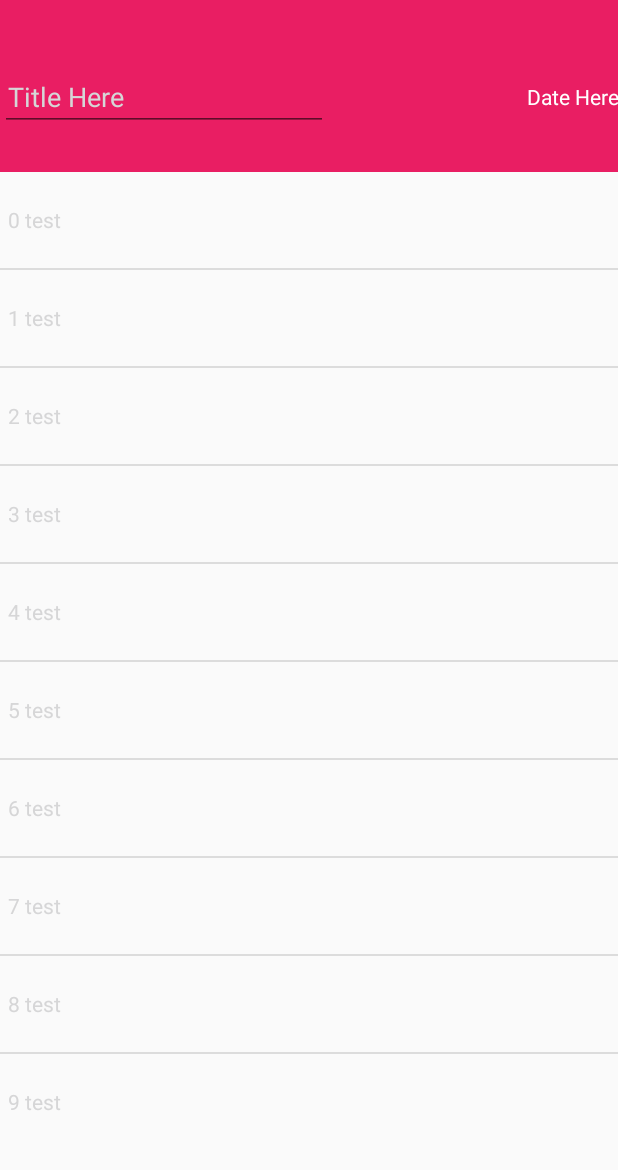
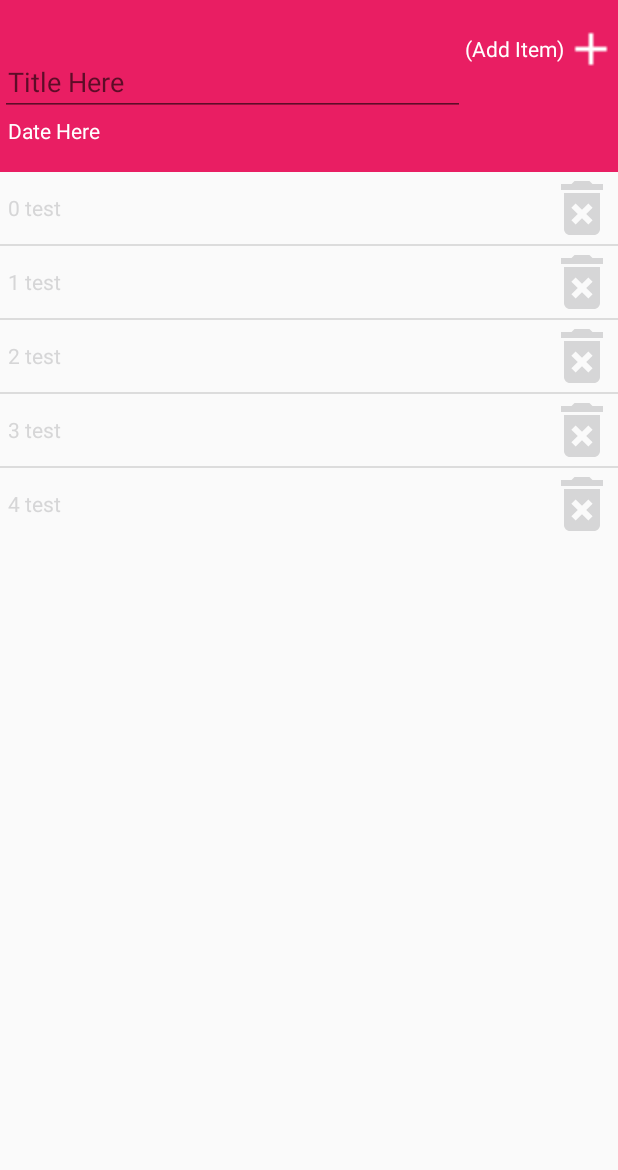
Before and after one commit to jhoeyctian/NoteApp, an Android app: the fragment ToDoFragment placed in its activity, on a phone screen of 412 x 824 dp, the part 62-1232 px from its top. Run offline under Robolectric (Android 15) with nearby library versions, the phone set to English and light mode, and no system bars; libraries missing offline, so code that uses them is left out: com.mikepenz.fontawesome_typeface_library, com.mikepenz.materialdrawer, com.mikepenz.materialize; 1 statement that could not run was skipped.

Commit message:
todo list editor UI

```diff
--- a/app/src/main/java/notes/ctian/jhoey/com/noteapp/adapters/TodoListAdapter.java
+++ b/app/src/main/java/notes/ctian/jhoey/com/noteapp/adapters/TodoListAdapter.java
@@ -8,11 +8,12 @@ import android.view.ViewGroup;
 import android.widget.BaseAdapter;
 import android.widget.ImageView;
 import android.widget.TextView;
+import android.widget.Toast;
 
 import java.util.List;
 
 import notes.ctian.jhoey.com.noteapp.R;
-import notes.ctian.jhoey.com.noteapp.models.ToDo;
+import notes.ctian.jhoey.com.noteapp.models.TodoItem;
 
 /**
  * Created by jhoey on 4/6/2017.
@@ -20,10 +21,10 @@ import notes.ctian.jhoey.com.noteapp.models.ToDo;
 
 public class TodoListAdapter extends BaseAdapter {
 
-    private List<ToDo> toDoList;
+    private List<TodoItem> toDoList;
     private Context context;
 
-    public TodoListAdapter(Context context, List<ToDo> toDoList) {
+    public TodoListAdapter(Context context, List<TodoItem> toDoList) {
         this.context = context;
         this.toDoList = toDoList;
     }
@@ -64,8 +65,23 @@ public class TodoListAdapter extends BaseAdapter {
         viewHolder.todo.setOnClickListener(new View.OnClickListener() {
             @Override
             public void onClick(View v) {
-                viewHolder.todo.setPaintFlags(viewHolder.todo.getPaintFlags() | Paint.STRIKE_THRU_TEXT_FLAG);
-                viewHolder.status.setVisibility(View.VISIBLE);
+                if(viewHolder.check.getVisibility() == View.VISIBLE){
+                    viewHolder.todo.setPaintFlags(0);
+                    viewHolder.check.setVisibility(View.GONE);
+                    viewHolder.delete.setVisibility(View.VISIBLE);
+                } else {
+                    viewHolder.todo.setPaintFlags(viewHolder.todo.getPaintFlags() | Paint.STRIKE_THRU_TEXT_FLAG);
+                    viewHolder.check.setVisibility(View.VISIBLE);
+                    viewHolder.delete.setVisibility(View.GONE);
+                }
+
+            }
+        });
+
+        viewHolder.delete.setOnClickListener(new View.OnClickListener() {
+            @Override
+            public void onClick(View v) {
+                Toast.makeText(v.getContext(), "remove item", Toast.LENGTH_SHORT).show();
             }
         });
 
@@ -74,11 +90,13 @@ public class TodoListAdapter extends BaseAdapter {
 
     class ViewHolder {
         TextView todo;
-        ImageView status;
+        ImageView check;
+        ImageView delete;
 
         public ViewHolder(View view){
             todo = (TextView) view.findViewById(R.id.todo_text);
-            status = (ImageView) view.findViewById(R.id.todo_img);
+            check = (ImageView) view.findViewById(R.id.todo_check);
+            delete = (ImageView) view.findViewById(R.id.todo_del);
         }
     }
 }
--- a/app/src/main/java/notes/ctian/jhoey/com/noteapp/fragments/ToDoFragment.java
+++ b/app/src/main/java/notes/ctian/jhoey/com/noteapp/fragments/ToDoFragment.java
@@ -1,18 +1,20 @@
 package notes.ctian.jhoey.com.noteapp.fragments;
 
+import android.app.DialogFragment;
 import android.os.Bundle;
-import android.support.v4.app.Fragment;
 import android.view.LayoutInflater;
 import android.view.View;
 import android.view.ViewGroup;
 import android.widget.ListView;
+import android.widget.TextView;
+import android.widget.Toast;
 
 import java.util.ArrayList;
 import java.util.List;
 
 import notes.ctian.jhoey.com.noteapp.R;
 import notes.ctian.jhoey.com.noteapp.adapters.TodoListAdapter;
-import notes.ctian.jhoey.com.noteapp.models.ToDo;
+import notes.ctian.jhoey.com.noteapp.models.TodoItem;
 
 /**
  * Created by jhoey on 4/6/2017.
@@ -22,7 +24,9 @@ public class ToDoFragment extends BaseFragment {
 
     ListView todo_list_view;
     TodoListAdapter todoListAdapter;
-    List<ToDo> toDoList;
+    List<TodoItem> toDoList;
+    TextView todo_add_item;
+    DialogFragment addItemFragment;
 
     @Override
     public View onCreateView(LayoutInflater inflater, ViewGroup container, Bundle savedInstanceState) {
@@ -44,6 +48,16 @@ public class ToDoFragment extends BaseFragment {
 
         todoListAdapter = new TodoListAdapter(getActivity().getApplicationContext(), toDoList);
         todo_list_view.setAdapter(todoListAdapter);
+
+        todo_add_item.setOnClickListener(new View.OnClickListener() {
+            @Override
+            public void onClick(View v) {
+
+                addItemFragment = new TodoFormFragment();
+                addItemFragment.show(getActivity().getFragmentManager(), "newItem");
+
+            }
+        });
     }
 
     private void write(String log){
@@ -53,8 +67,8 @@ public class ToDoFragment extends BaseFragment {
     private void initData() {
         toDoList = new ArrayList<>();
 
-        for (int x = 0; x < 10 ; x++){
-            ToDo toDo = new ToDo();
+        for (int x = 0; x < 5 ; x++){
+            TodoItem toDo = new TodoItem();
             toDo.setTodo(x+" test");
             toDoList.add(toDo);
         }
@@ -62,5 +76,6 @@ public class ToDoFragment extends BaseFragment {
 
     private void initUI(View view) {
         todo_list_view = (ListView) view.findViewById(R.id.todo_list_view);
+        todo_add_item = (TextView) view.findViewById(R.id.todo_add_item);
     }
 }
--- a/app/src/main/java/notes/ctian/jhoey/com/noteapp/fragments/ToDoListFragment.java
+++ b/app/src/main/java/notes/ctian/jhoey/com/noteapp/fragments/ToDoListFragment.java
@@ -4,7 +4,6 @@ import android.app.DialogFragment;
 import android.os.Bundle;
 import android.support.annotation.Nullable;
 import android.support.v4.app.Fragment;
-import android.support.v4.app.FragmentManager;
 import android.view.LayoutInflater;
 import android.view.View;
 import android.view.ViewGroup;
--- a/app/src/main/java/notes/ctian/jhoey/com/noteapp/models/ToDo.java
+++ b/app/src/main/java/notes/ctian/jhoey/com/noteapp/models/TodoItem.java
@@ -4,7 +4,7 @@ package notes.ctian.jhoey.com.noteapp.models;
  * Created by jhoey on 4/6/2017.
  */
 
-public class ToDo {
+public class TodoItem {
 
     int id;
     String todo;
--- a/app/src/main/res/drawable/ic_check_24dp.xml
+++ b/app/src/main/res/drawable/ic_check.xml
@@ -1,6 +1,6 @@
 <vector xmlns:android="http://schemas.android.com/apk/res/android"
-        android:width="64dp"
-        android:height="64dp"
+        android:width="48dp"
+        android:height="48dp"
         android:viewportWidth="24.0"
         android:viewportHeight="24.0">
     <path
--- /dev/null
+++ b/app/src/main/res/drawable/ic_delete.xml
@@ -0,0 +1,9 @@
+<vector xmlns:android="http://schemas.android.com/apk/res/android"
+        android:width="48dp"
+        android:height="48dp"
+        android:viewportWidth="24.0"
+        android:viewportHeight="24.0">
+    <path
+        android:fillColor="@color/primary_dark"
+        android:pathData="M6,19c0,1.1 0.9,2 2,2h8c1.1,0 2,-0.9 2,-2L18,7L6,7v12zM8.46,11.88l1.41,-1.41L12,12.59l2.12,-2.12 1.41,1.41L13.41,14l2.12,2.12 -1.41,1.41L12,15.41l-2.12,2.12 -1.41,-1.41L10.59,14l-2.13,-2.12zM15.5,4l-1,-1h-5l-1,1L5,4v2h14L19,4z"/>
+</vector>
--- a/app/src/main/res/layout/fragment_note_list.xml
+++ b/app/src/main/res/layout/fragment_note_list.xml
@@ -5,7 +5,6 @@
     android:layout_height="match_parent"
     tools:context="notes.ctian.jhoey.com.noteapp.fragments.NoteListFragment">
 
-    <!-- A RecyclerView with some commonly used attributes -->
     <android.support.v7.widget.RecyclerView
         android:id="@+id/note_recycler_view"
         android:scrollbars="vertical"
--- a/app/src/main/res/layout/fragment_todo_list.xml
+++ b/app/src/main/res/layout/fragment_todo_list.xml
@@ -7,33 +7,60 @@
 
 
     <LinearLayout
+        android:orientation="horizontal"
         android:layout_width="match_parent"
         android:layout_height="100dp"
         android:background="@color/colorPrimary"
         android:id="@+id/titleLayout">
 
+        <LinearLayout
+            android:layout_width="match_parent"
+            android:layout_height="wrap_content"
+            android:orientation="vertical"
+            android:layout_weight="1"
+            android:layout_gravity="center|center_vertical">
             <EditText
-            android:layout_width="wrap_content"
+                android:layout_width="match_parent"
                 android:layout_height="wrap_content"
                 android:layout_gravity="left|center_vertical"
                 android:layout_weight="1"
                 android:paddingLeft="5dp"
-            android:text="Title Here"
+                android:hint="Title Here"
                 android:textColor="@color/material_drawer_dark_primary_text" />
 
             <TextView
-            android:layout_width="wrap_content"
+                android:layout_width="match_parent"
                 android:layout_height="wrap_content"
-            android:layout_gravity="right|center_vertical"
+                android:layout_gravity="left|center_vertical"
                 android:layout_weight="1"
-            android:gravity="right"
+                android:gravity="left"
+                android:paddingLeft="5dp"
                 android:text="Date Here"
                 android:textColor="@color/icons_and_text" />
         </LinearLayout>
 
+        <TextView
+            android:id="@+id/todo_add_item"
+            android:layout_width="wrap_content"
+            android:layout_height="wrap_content"
+            android:drawableRight="@drawable/ic_add_white_24dp"
+            android:gravity="center_vertical"
+            android:text="(Add Item)"
+            android:textColor="@color/icons_and_text" />
+
+
+    </LinearLayout>
+
+
+    <LinearLayout
+        android:layout_width="match_parent"
+        android:layout_height="wrap_content">
         <ListView
             android:layout_width="match_parent"
             android:layout_height="wrap_content"
             android:id="@+id/todo_list_view"/>
+    </LinearLayout>
+
+
 
 </LinearLayout>
--- a/app/src/main/res/layout/todo_item.xml
+++ b/app/src/main/res/layout/todo_item.xml
@@ -14,12 +14,19 @@
         android:layout_weight="1"
         android:text="Todo Here"
         android:textColor="@color/md_dark_background" />
-    <ImageView
-        android:id="@+id/todo_img"
-        android:layout_width="wrap_content"
-        android:layout_weight="1"
-        android:layout_height="wrap_content"
-        android:src="@drawable/ic_check_24dp"
-        android:visibility="invisible"/>
+
+        <ImageView
+            android:id="@+id/todo_check"
+            android:layout_width="wrap_content"
+            android:layout_height="wrap_content"
+            android:src="@drawable/ic_check"
+            android:visibility="invisible"/>
+        <ImageView
+            android:id="@+id/todo_del"
+            android:layout_width="wrap_content"
+            android:layout_height="wrap_content"
+            android:src="@drawable/ic_delete"
+            android:visibility="visible"/>
+
 
 </LinearLayout>
--- a/app/src/main/res/values/colors.xml
+++ b/app/src/main/res/values/colors.xml
@@ -8,4 +8,5 @@
     <color name="secondary_text">#757575</color>
     <color name="icons_and_text">#ffffff</color>
     <color name="divider">#BDBDBD</color>
+    <color name="dark_red">#8B0000</color>
 </resources>
```
Also changed, not shown: app/src/main/java/notes/ctian/jhoey/com/noteapp/fragments/TodoFormFragment.java (added, +55 -0 lines), app/src/main/java/notes/ctian/jhoey/com/noteapp/models/TodoList.java (added, +38 -0 lines), app/src/main/res/layout/fragment_todo_form.xml (added, +17 -0 lines), app/src/main/res/layout/fragment_todo_summary.xml (+7 -0 lines). Lines whose indentation alone changed are shown as unchanged.
